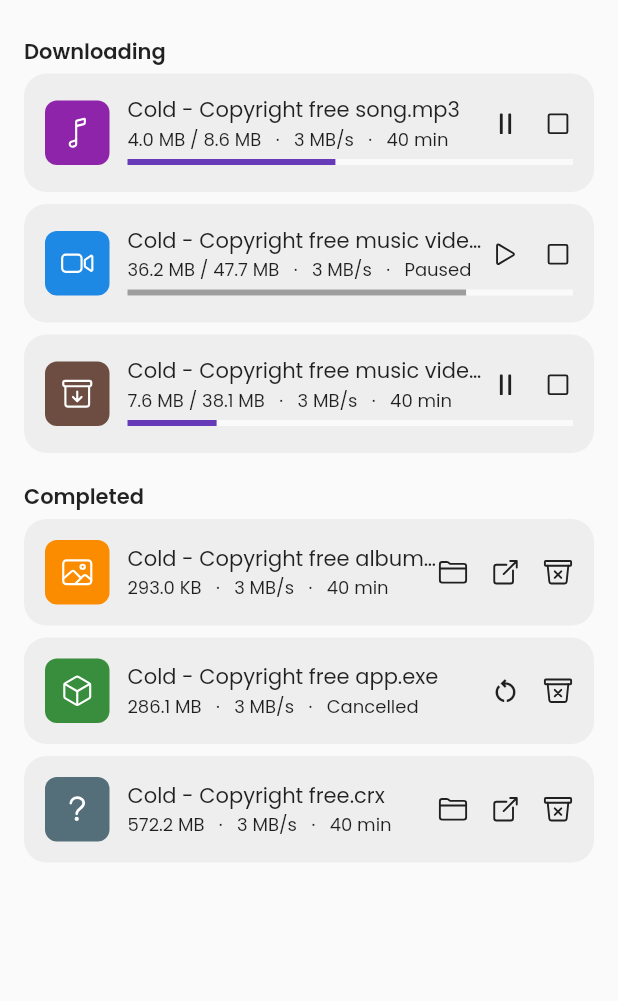
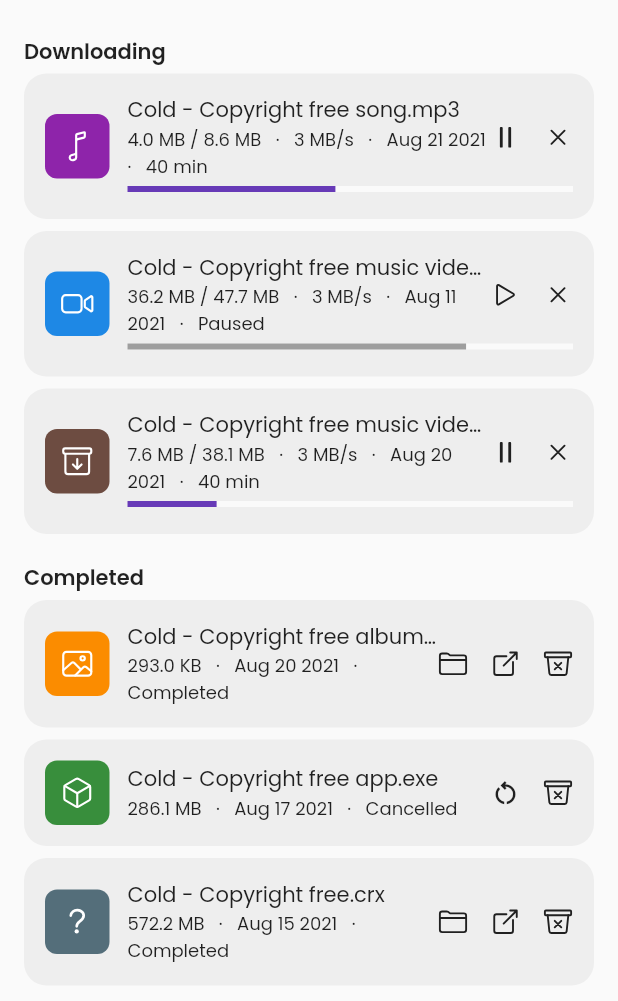
Before and after one commit to prateekmedia/fludm, a Flutter app: the screen it shows after launch, on a phone screen of 412 x 824 dp. Shown: the top 1001 px of the screen. Run offline on Flutter 3.47's test engine with Material 2 defaults, Android fonts, the phone set to English and light mode, and no system bars; our stand-ins replace ionicons.

Commit message:
Add date parameter to download item, Update position of subtext in download item

```diff
--- a/lib/main.dart
+++ b/lib/main.dart
@@ -50,6 +50,7 @@ class _MyHomePageState extends State<MyHomePage> {
         actual: 4200000,
         total: 9000000,
         path: "/home/user/",
+        datetime: DateTime.now().subtract(const Duration(seconds: 10)),
         status: DownloadStatus.downloading,
       ),
       DownloadItem(
@@ -58,6 +59,8 @@ class _MyHomePageState extends State<MyHomePage> {
         actual: 38000000,
         total: 50000000,
         path: "/home/user/",
+        datetime:
+            DateTime.now().subtract(const Duration(seconds: 10, days: 10)),
         status: DownloadStatus.paused,
       ),
       DownloadItem(
@@ -66,6 +69,7 @@ class _MyHomePageState extends State<MyHomePage> {
         actual: 8000000,
         total: 40000000,
         path: "/home/user/",
+        datetime: DateTime.now().subtract(const Duration(seconds: 10, days: 1)),
         status: DownloadStatus.downloading,
       ),
       DownloadItem(
@@ -74,6 +78,7 @@ class _MyHomePageState extends State<MyHomePage> {
         actual: 300000,
         total: 300000,
         path: "/home/user/",
+        datetime: DateTime.now().subtract(const Duration(seconds: 10, days: 1)),
         status: DownloadStatus.completed,
       ),
       DownloadItem(
@@ -82,6 +87,7 @@ class _MyHomePageState extends State<MyHomePage> {
         actual: 50000000,
         total: 300000000,
         path: "/home/user/",
+        datetime: DateTime.now().subtract(const Duration(seconds: 10, days: 4)),
         status: DownloadStatus.cancelled,
       ),
       DownloadItem(
@@ -90,6 +96,7 @@ class _MyHomePageState extends State<MyHomePage> {
         actual: 600000000,
         total: 600000000,
         path: "/home/user/",
+        datetime: DateTime.now().subtract(const Duration(seconds: 10, days: 6)),
         status: DownloadStatus.completed,
       ),
     ];
--- /dev/null
+++ b/lib/utils/string_extensions.dart
@@ -0,0 +1,4 @@
+extension StringExt on String {
+  String get capitalize =>
+      (isNotEmpty) ? this[0].toUpperCase() + substring(1) : this;
+}
--- a/lib/utils/utils.dart
+++ b/lib/utils/utils.dart
@@ -2,3 +2,4 @@ export 'context_extensions.dart';
 export 'download_status.dart';
 export 'file_type.dart';
 export 'int_extensions.dart';
+export 'string_extensions.dart';
--- a/lib/widgets/download_item.dart
+++ b/lib/widgets/download_item.dart
@@ -1,6 +1,8 @@
 import 'package:fludm/utils/utils.dart';
+import 'package:flutter/foundation.dart';
 import 'package:flutter/material.dart';
 import 'package:ionicons/ionicons.dart';
+import 'package:intl/intl.dart';
 
 class DownloadItem {
   final String name;
@@ -9,6 +11,7 @@ class DownloadItem {
   final FileType type;
   final DownloadStatus status;
   final String path;
+  final DateTime datetime;
 
   DownloadItem({
     required this.name,
@@ -17,6 +20,7 @@ class DownloadItem {
     required this.type,
     required this.status,
     required this.path,
+    required this.datetime,
   });
 }
 
@@ -76,12 +80,11 @@ class DownloadItemWidget extends StatelessWidget {
                           (item.isDownloadingOrPaused
                                   ? item.actual.getFileSize + ' / '
                                   : '') +
-                              "${item.total.getFileSize}   ·   3 MB/s   ·   " +
-                              (item.isPaused
-                                  ? "Paused"
-                                  : item.isCancelled
-                                      ? "Cancelled"
-                                      : "40 min"),
+                              "${item.total.getFileSize}   ·   ${item.isDownloadingOrPaused ? "3 MB/s   ·   " : ""}"
+                                  "${DateFormat('MMM dd yyyy').format(item.datetime)}   ·   " +
+                              (item.isDownloading
+                                  ? "40 min"
+                                  : describeEnum(item.status).capitalize),
                           style: context.textTheme.bodyText2!
                               .copyWith(fontSize: 12),
                         ),
@@ -104,7 +107,7 @@ class DownloadItemWidget extends StatelessWidget {
                         size: 20,
                       ),
                       const SizedBox(width: 15),
-                      const Icon(Ionicons.stop_outline, size: 20),
+                      const Icon(Ionicons.close_outline, size: 20),
                     ] else ...[
                       const Icon(Ionicons.trash_bin_outline, size: 20),
                     ],
--- a/pubspec.yaml
+++ b/pubspec.yaml
@@ -11,6 +11,7 @@ environment:
 dependencies:
   flutter:
     sdk: flutter
+  intl: ^0.17.0
   ionicons:
 
 dev_dependencies:
```
Also changed, not shown: pubspec.lock.
